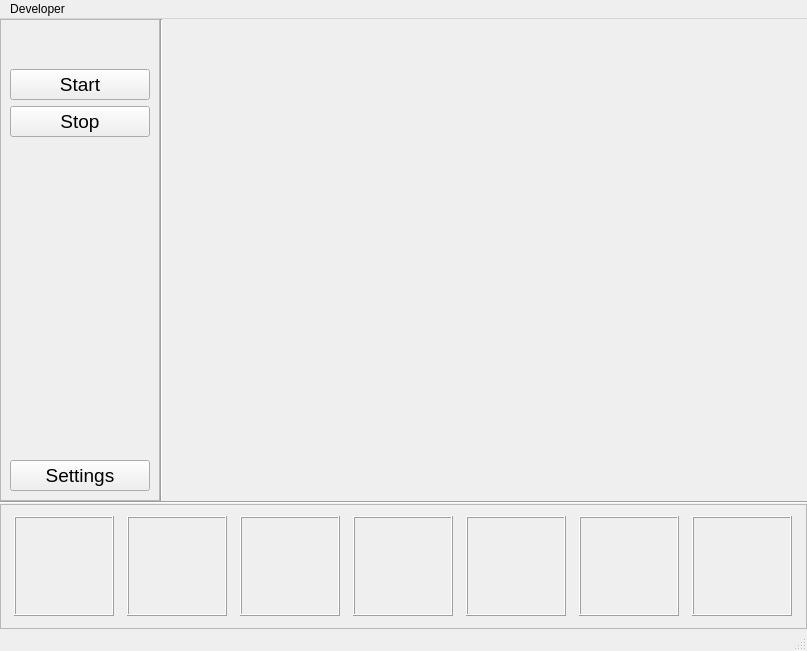
dev-chip/fever-monitor, file qtgui/ui/MainWindow.ui: the form before one commit.
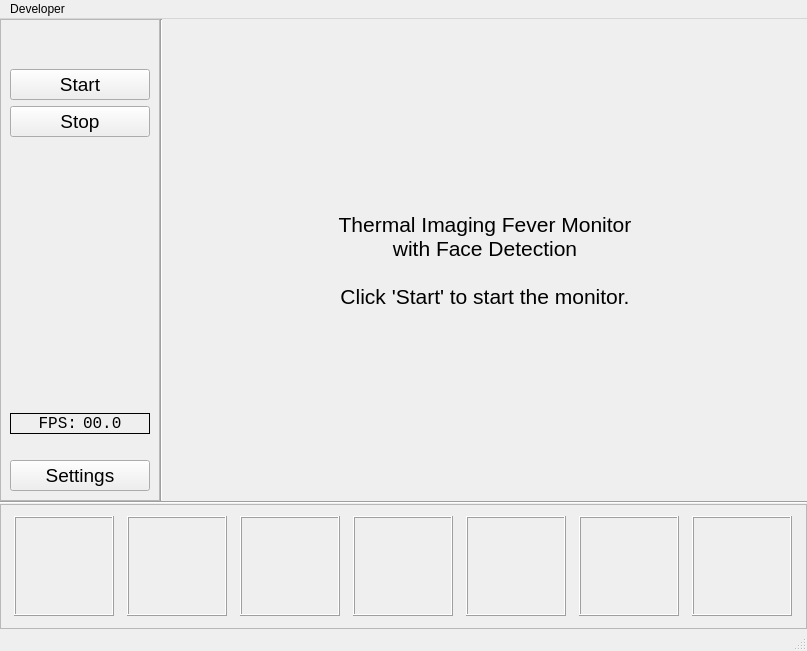
The form after the commit.

What changed in the file:
```diff
--- a/qtgui/ui/MainWindow.ui
+++ b/qtgui/ui/MainWindow.ui
@@ -127,6 +127,87 @@
            </property>
           </spacer>
          </item>
+         <item>
+          <widget class="QFrame" name="frame_fps">
+           <property name="frameShape">
+            <enum>QFrame::Box</enum>
+           </property>
+           <layout class="QHBoxLayout" name="horizontalLayout_3">
+            <property name="leftMargin">
+             <number>0</number>
+            </property>
+            <property name="topMargin">
+             <number>0</number>
+            </property>
+            <property name="rightMargin">
+             <number>0</number>
+            </property>
+            <property name="bottomMargin">
+             <number>0</number>
+            </property>
+            <item>
+             <widget class="QLabel" name="label">
+              <property name="minimumSize">
+               <size>
+                <width>30</width>
+                <height>0</height>
+               </size>
+              </property>
+              <property name="font">
+               <font>
+                <family>Consolas</family>
+                <pointsize>12</pointsize>
+               </font>
+              </property>
+              <property name="text">
+               <string>FPS:</string>
+              </property>
+              <property name="alignment">
+               <set>Qt::AlignRight|Qt::AlignTrailing|Qt::AlignVCenter</set>
+              </property>
+             </widget>
+            </item>
+            <item>
+             <widget class="QLabel" name="label_fps">
+              <property name="minimumSize">
+               <size>
+                <width>30</width>
+                <height>0</height>
+               </size>
+              </property>
+              <property name="font">
+               <font>
+                <family>Consolas</family>
+                <pointsize>12</pointsize>
+               </font>
+              </property>
+              <property name="text">
+               <string>00.0</string>
+              </property>
+              <property name="alignment">
+               <set>Qt::AlignLeading|Qt::AlignLeft|Qt::AlignVCenter</set>
+              </property>
+             </widget>
+            </item>
+           </layout>
+          </widget>
+         </item>
+         <item>
+          <spacer name="verticalSpacer_3">
+           <property name="orientation">
+            <enum>Qt::Vertical</enum>
+           </property>
+           <property name="sizeType">
+            <enum>QSizePolicy::Fixed</enum>
+           </property>
+           <property name="sizeHint" stdset="0">
+            <size>
+             <width>20</width>
+             <height>20</height>
+            </size>
+           </property>
+          </spacer>
+         </item>
          <item>
           <widget class="QPushButton" name="pushButton_settings">
            <property name="sizePolicy">
@@ -175,8 +256,19 @@
           <height>480</height>
          </size>
         </property>
+        <property name="font">
+         <font>
+          <pointsize>16</pointsize>
+         </font>
+        </property>
         <property name="text">
-         <string/>
+         <string>Thermal Imaging Fever Monitor
+with Face Detection
+
+Click 'Start' to start the monitor.</string>
+        </property>
+        <property name="alignment">
+         <set>Qt::AlignCenter</set>
         </property>
        </widget>
       </item>
```
Left out of the diff: 4 changed lines with no effect on the pictures.
